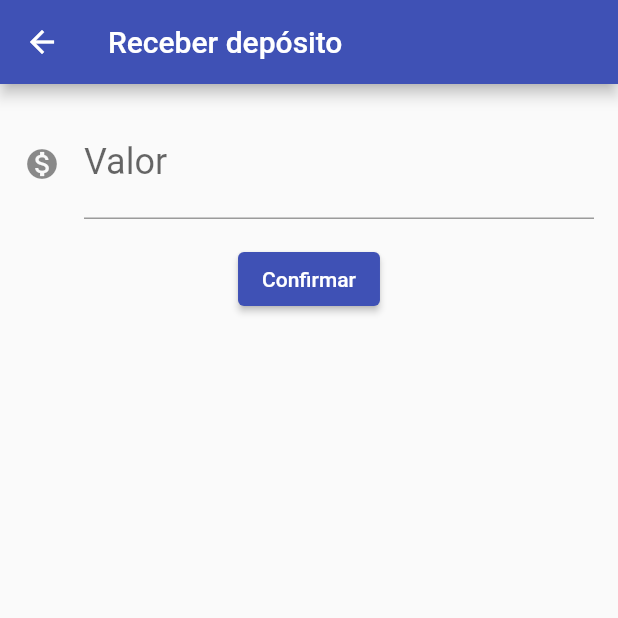
After one commit to jhoisz/Bytebank_Provider, a Flutter app: the screen it shows after launch, after a tap on "Receber depósito", on a phone screen of 412 x 824 dp, the top half of it. The commit adds this screen. Run offline on Flutter 3.47's test engine with Material 2 defaults, Android fonts, the phone set to English and light mode, and no system bars; Roboto replaces fonts that are missing (Poppins).

Commit message:
#3 Usando Provider

```diff
--- a/lib/models/saldo.dart
+++ b/lib/models/saldo.dart
@@ -1,9 +1,21 @@
 import 'package:flutter/material.dart';
 
 class Saldo extends ChangeNotifier {
-  final double valor;
+  double valor;
 
   Saldo(this.valor);
+
+  void adiciona(double valor) {
+    this.valor += valor;
+
+    notifyListeners();
+  }
+
+  void subtrai(double valor) {
+    this.valor -= valor;
+
+    notifyListeners();
+  }
 
   @override
   String toString() {
--- a/lib/screens/dashboard/dashboard.dart
+++ b/lib/screens/dashboard/dashboard.dart
@@ -1,4 +1,5 @@
 import 'package:bytebank/screens/dashboard/saldo_card.dart';
+import 'package:bytebank/screens/deposito/formulario.dart';
 import 'package:flutter/material.dart';
 
 class Dashboard extends StatelessWidget {
@@ -10,9 +11,27 @@ class Dashboard extends StatelessWidget {
       appBar: AppBar(
         title: const Text('Bytebank'),
       ),
-      body: Align(
-        alignment: Alignment.topCenter,
-        child: SaldoCard(),
+      body: ListView(
+        children: [
+          const Align(
+            alignment: Alignment.topCenter,
+            child: SaldoCard(),
+          ),
+          ElevatedButton(
+            onPressed: () {
+              // saldo.adiciona(10);
+              Navigator.push(
+                context,
+                MaterialPageRoute(
+                  builder: (context) {
+                    return FormularioDeposito();
+                  },
+                ),
+              );
+            },
+            child: const Text('Receber depósito'),
+          )
+        ],
       ),
     );
   }
--- /dev/null
+++ b/lib/screens/deposito/formulario.dart
@@ -0,0 +1,62 @@
+import 'package:flutter/material.dart';
+import 'package:provider/provider.dart';
+
+import '../../components/editor.dart';
+import '../../models/saldo.dart';
+
+const _tituloAppBar = 'Receber depósito';
+const _rotuloCampoValor = 'Valor';
+const _dicaCampoValor = '0.00';
+const _textoBotaoConfirmar = 'Confirmar';
+
+class FormularioDeposito extends StatelessWidget {
+  FormularioDeposito({super.key});
+  final TextEditingController _controladorCampoValor = TextEditingController();
+  @override
+  Widget build(BuildContext context) {
+    return Scaffold(
+      appBar: AppBar(
+        title: const Text(_tituloAppBar),
+      ),
+      body: SingleChildScrollView(
+        child: Column(
+          children: [
+            Editor(
+              controlador: _controladorCampoValor,
+              rotulo: _rotuloCampoValor,
+              dica: _dicaCampoValor,
+              icone: Icons.monetization_on,
+            ),
+            ElevatedButton(
+              onPressed: () {
+                _criaDeposito(context);
+              },
+              child: const Text(_textoBotaoConfirmar),
+            )
+          ],
+        ),
+      ),
+    );
+  }
+
+  void _criaDeposito(BuildContext context) {
+    final double? valor = double.tryParse(_controladorCampoValor.text);
+
+    final depositoValido = _validaDeposito(valor);
+
+    if (depositoValido) {
+      _atualizaEstado(context, valor);
+      Navigator.pop(context);
+    }
+  }
+
+  bool _validaDeposito(double? valor) {
+    final campoPreenchido = valor != null;
+
+    return campoPreenchido;
+  }
+
+  void _atualizaEstado(context, valor) {
+    Provider.of<Saldo>(context, listen: false).adiciona(valor);
+  }
+}
```
